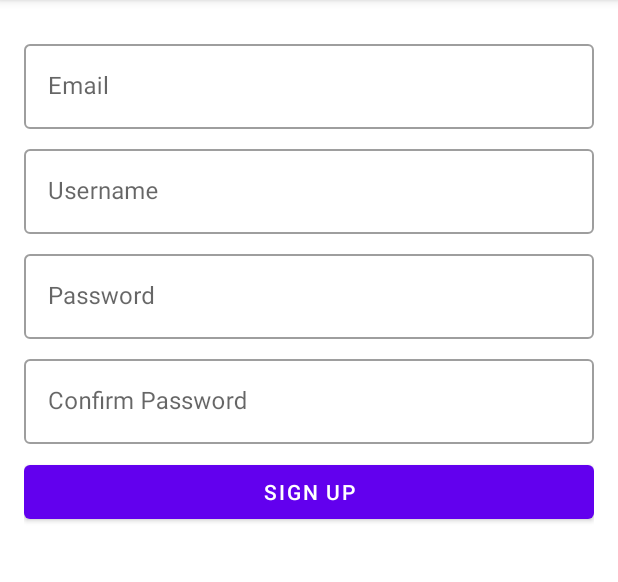
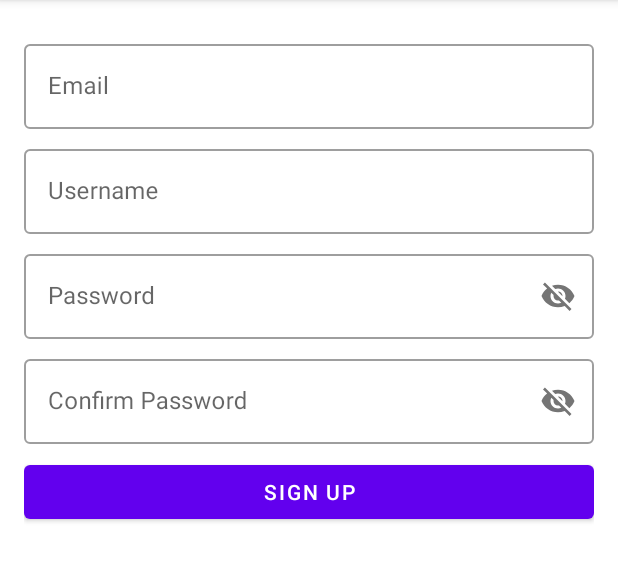
Before and after one commit to RubenYebran/BlogApp, an Android app: the RegisterFragment screen opened through its navigation route, on a phone screen of 412 x 824 dp, the part 84-666 px from its top. Run offline under Robolectric (Android 15) with nearby library versions, the phone set to English and light mode, and no system bars; our stand-ins replace Firebase (no records; nobody signed in at launch, a user with empty details on screens opened directly).

Commit message:
Register Fragment

```diff
--- a/app/src/main/res/layout/fragment_register.xml
+++ b/app/src/main/res/layout/fragment_register.xml
@@ -3,6 +3,7 @@
     xmlns:tools="http://schemas.android.com/tools"
     android:layout_width="match_parent"
     android:layout_height="match_parent"
+    xmlns:app="http://schemas.android.com/apk/res-auto"
     android:orientation="vertical"
     android:padding="16dp"
     tools:context=".ui.auth.RegisterFragment">
@@ -39,6 +40,7 @@
 
     <com.google.android.material.textfield.TextInputLayout
         android:layout_marginTop="8dp"
+        app:passwordToggleEnabled="true"
         android:id="@+id/ti_input_password"
         style="@style/Widget.MaterialComponents.TextInputLayout.OutlinedBox"
         android:layout_width="match_parent"
@@ -54,6 +56,7 @@
 
     <com.google.android.material.textfield.TextInputLayout
         android:layout_marginTop="8dp"
+        app:passwordToggleEnabled="true"
         android:id="@+id/ti_input_confirm_password"
         style="@style/Widget.MaterialComponents.TextInputLayout.OutlinedBox"
         android:layout_width="match_parent"
@@ -69,7 +72,7 @@
 
     <Button
         android:layout_marginTop="8dp"
-        android:id="@+id/btn_sign_in"
+        android:id="@+id/btn_sign_up"
         android:layout_width="match_parent"
         android:layout_height="wrap_content"
         android:text="Sign Up" />
```
Also changed, not shown: app/src/main/java/com/example/blogapp/ui/auth/RegisterFragment.kt (+40 -0 lines).
